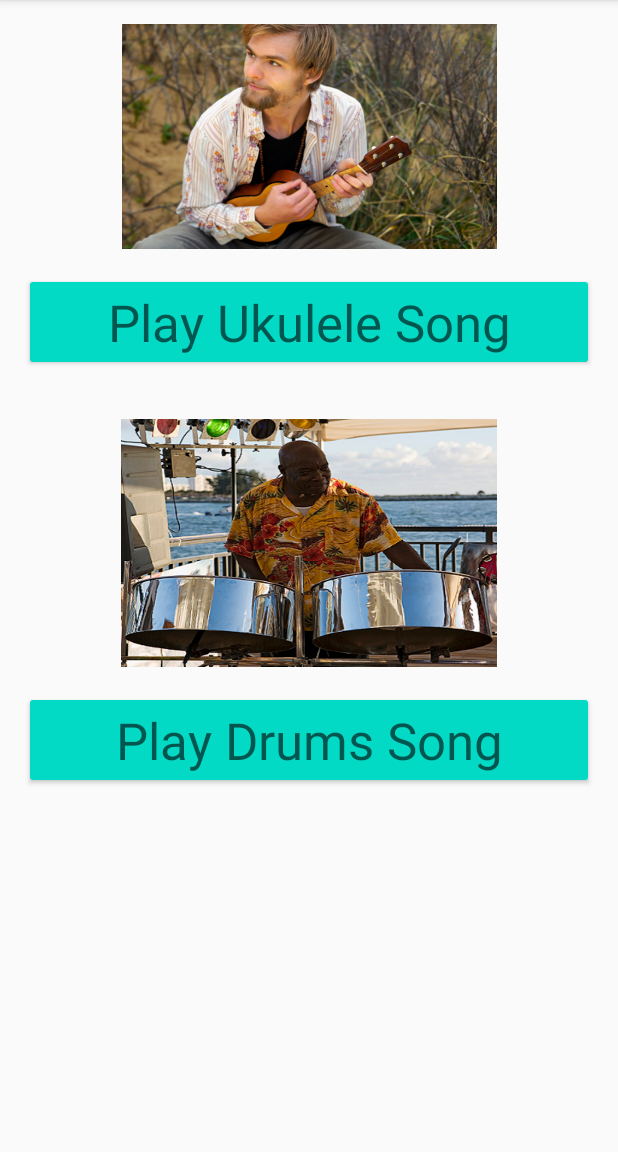
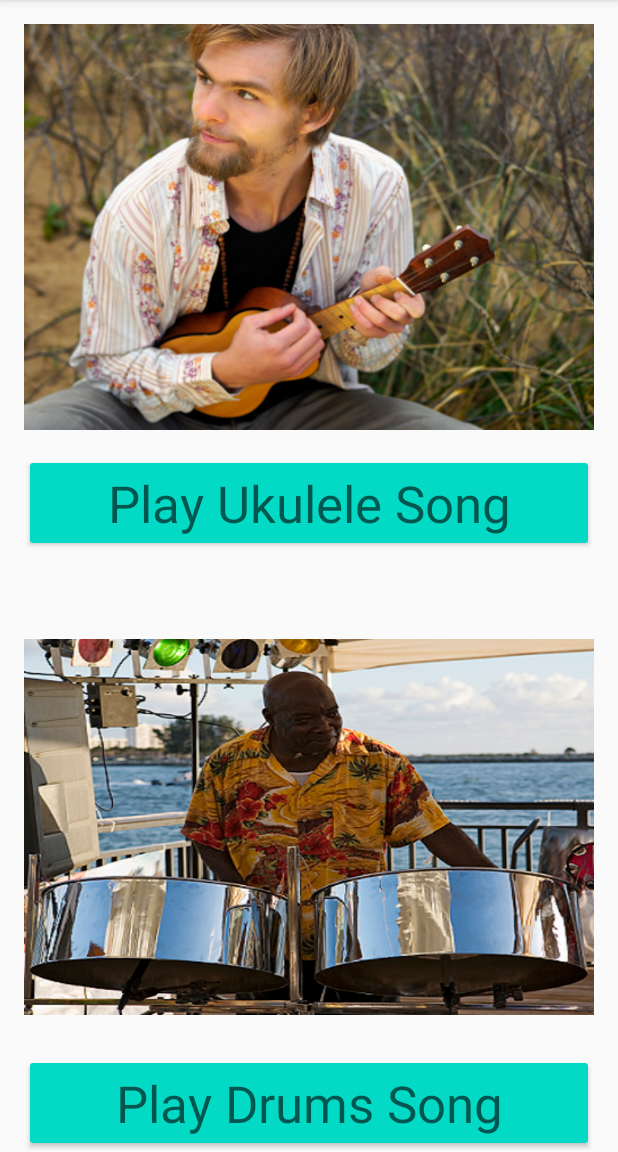
Before and after one commit to adeelsnet/Android-Boot-Camp-for-Developers-Using-Java-3rd-Edition-Class-Aloha-Music, an Android app: the MainActivity screen opened directly, with no data from a screen before it, on a phone screen of 412 x 824 dp, the part 84-1236 px from its top. Run offline under Robolectric (Android 15) with nearby library versions, the phone set to English and light mode, and no system bars.

Commit message:
Update Screen Design

```diff
--- a/app/src/main/res/layout/activity_main.xml
+++ b/app/src/main/res/layout/activity_main.xml
@@ -9,13 +9,15 @@
     <ImageView
         android:id="@+id/imgUkelele"
         android:layout_width="0dp"
-        android:layout_height="150dp"
+        android:layout_height="0dp"
         android:layout_marginStart="@dimen/standard_margin"
         android:layout_marginLeft="@dimen/standard_margin"
         android:layout_marginTop="@dimen/standard_margin"
         android:layout_marginEnd="@dimen/standard_margin"
         android:layout_marginRight="@dimen/standard_margin"
         android:contentDescription="@string/ukulele"
+        android:scaleType="centerCrop"
+        app:layout_constraintBottom_toTopOf="@id/btnUkulele"
         app:layout_constraintEnd_toEndOf="parent"
         app:layout_constraintStart_toStartOf="parent"
         app:layout_constraintTop_toTopOf="parent"
@@ -31,25 +33,35 @@
         android:layout_marginTop="@dimen/standard_margin"
         android:layout_marginEnd="@dimen/standard_margin"
         android:layout_marginRight="@dimen/standard_margin"
+        android:layout_marginBottom="@dimen/standard_margin"
         android:text="@string/btnUkulele"
         android:textAppearance="@style/TextAppearance.AppCompat.Display1"
+        app:layout_constraintBottom_toTopOf="@+id/guideline2"
         app:layout_constraintEnd_toEndOf="parent"
         app:layout_constraintStart_toStartOf="parent"
         app:layout_constraintTop_toBottomOf="@+id/imgUkelele" />
 
+    <androidx.constraintlayout.widget.Guideline
+        android:id="@+id/guideline2"
+        android:layout_width="wrap_content"
+        app:layout_constraintGuide_percent=".5"
+        android:layout_height="wrap_content"
+        android:orientation="horizontal" />
+
     <ImageView
         android:id="@+id/imgDrums"
         android:layout_width="0dp"
-        android:layout_height="165dp"
+        android:layout_height="0dp"
         android:layout_marginStart="@dimen/standard_margin"
         android:layout_marginLeft="@dimen/standard_margin"
-        android:layout_marginTop="@dimen/double_margin"
+        android:layout_marginTop="@dimen/standard_margin"
         android:layout_marginEnd="@dimen/standard_margin"
         android:layout_marginRight="@dimen/standard_margin"
         android:contentDescription="@string/drums"
+        app:layout_constraintBottom_toTopOf="@+id/btnDrums"
         app:layout_constraintEnd_toEndOf="parent"
         app:layout_constraintStart_toStartOf="parent"
-        app:layout_constraintTop_toBottomOf="@+id/btnUkulele"
+        app:layout_constraintTop_toTopOf="@+id/guideline2"
         app:srcCompat="@drawable/drums" />
 
     <Button
@@ -59,12 +71,11 @@
         android:layout_height="wrap_content"
         android:layout_marginStart="@dimen/standard_margin"
         android:layout_marginLeft="@dimen/standard_margin"
-        android:layout_marginTop="@dimen/standard_margin"
         android:layout_marginEnd="@dimen/standard_margin"
         android:layout_marginRight="@dimen/standard_margin"
         android:text="@string/btnDrums"
         android:textAppearance="@style/TextAppearance.AppCompat.Display1"
+        app:layout_constraintBottom_toBottomOf="parent"
         app:layout_constraintEnd_toEndOf="parent"
-        app:layout_constraintStart_toStartOf="parent"
-        app:layout_constraintTop_toBottomOf="@+id/imgDrums" />
+        app:layout_constraintStart_toStartOf="parent" />
 </androidx.constraintlayout.widget.ConstraintLayout>
```
